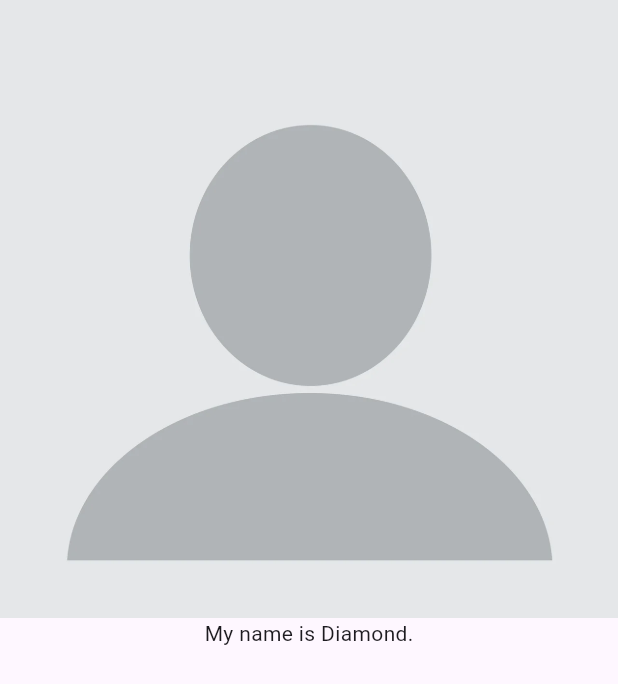
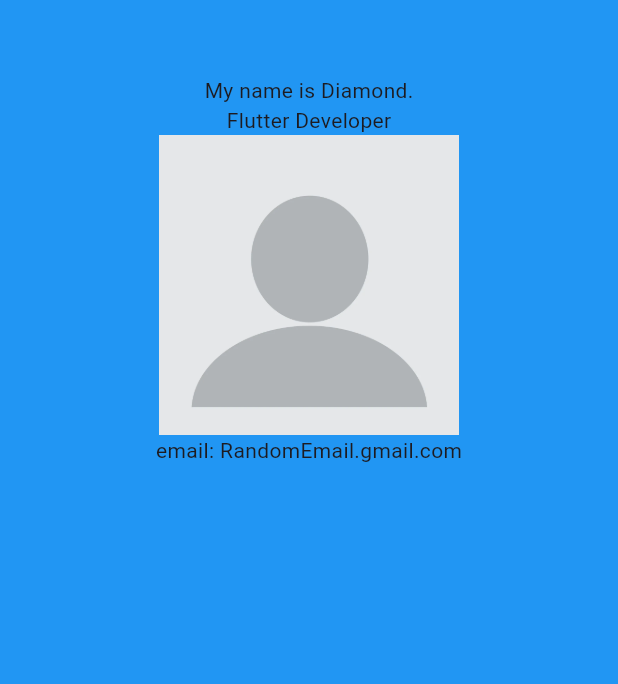
Before and after one commit to Diamond-Thomas/MAD-p4, a Flutter app: the screen it shows after launch, on a phone screen of 412 x 824 dp. Shown: the top 684 px of the screen. Run offline on Flutter 3.47's test engine with Material 3 defaults, Android fonts, the phone set to English and light mode, and no system bars.

Commit message:
Phase 2 Complete

```diff
--- a/lib/main.dart
+++ b/lib/main.dart
@@ -14,13 +14,29 @@
   Widget build(BuildContext context) {
     return MaterialApp(
         home: Scaffold(
-            body: Column(
+            body: Container(
+                    color: Colors.blue,
+                    padding: const EdgeInsets.all(50),
+                    alignment: Alignment.center,
+                    child: Column(
                 children: [
-                  Image.asset('assets/blankpic.png'),
-                  Text("My name is Diamond.")
+                  Text("My name is Diamond."),
+                  Text("Flutter Developer"),
+                  SizedBox(
+                    height: 200,
+                    width: 200,
+                  child: Image.asset('assets/blankpic.png')
+                  ),
+                  Row(
+                    mainAxisAlignment: MainAxisAlignment.center,
+                    children: const <Widget>[
+                      Text("email: "),
+                      Text("RandomEmail.gmail.com"),
+                ])
                 ]
             )
-
-        ));
+            )
+        )
+        );
   }
 }
```
Also changed, not shown: 1 other file.
